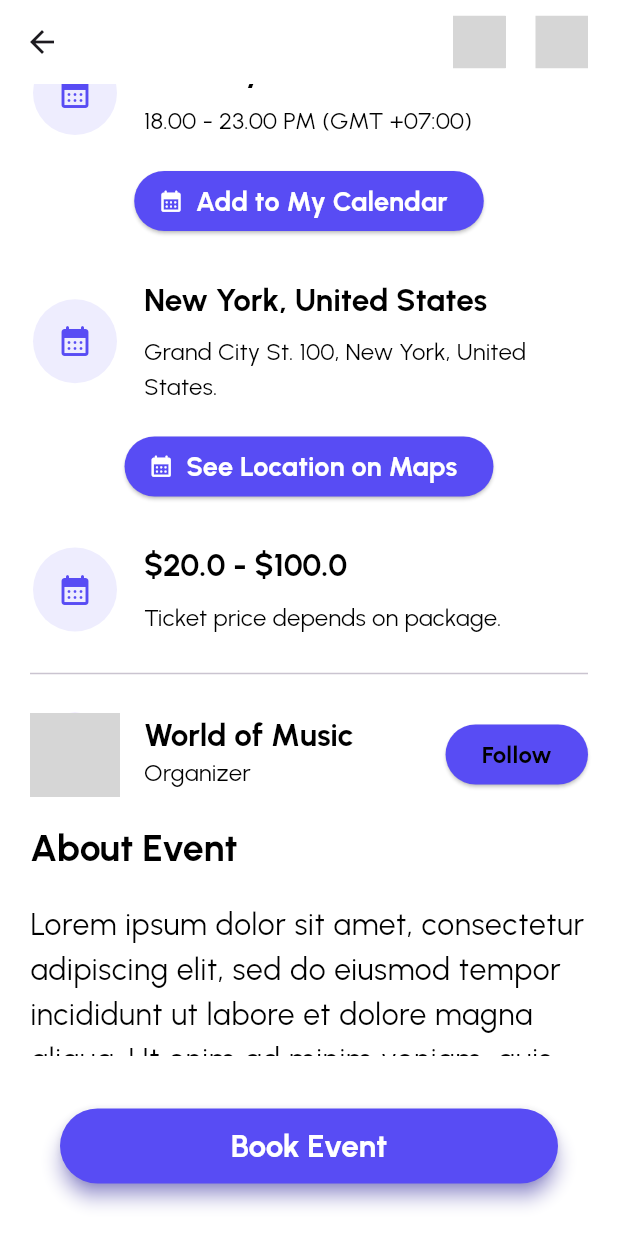
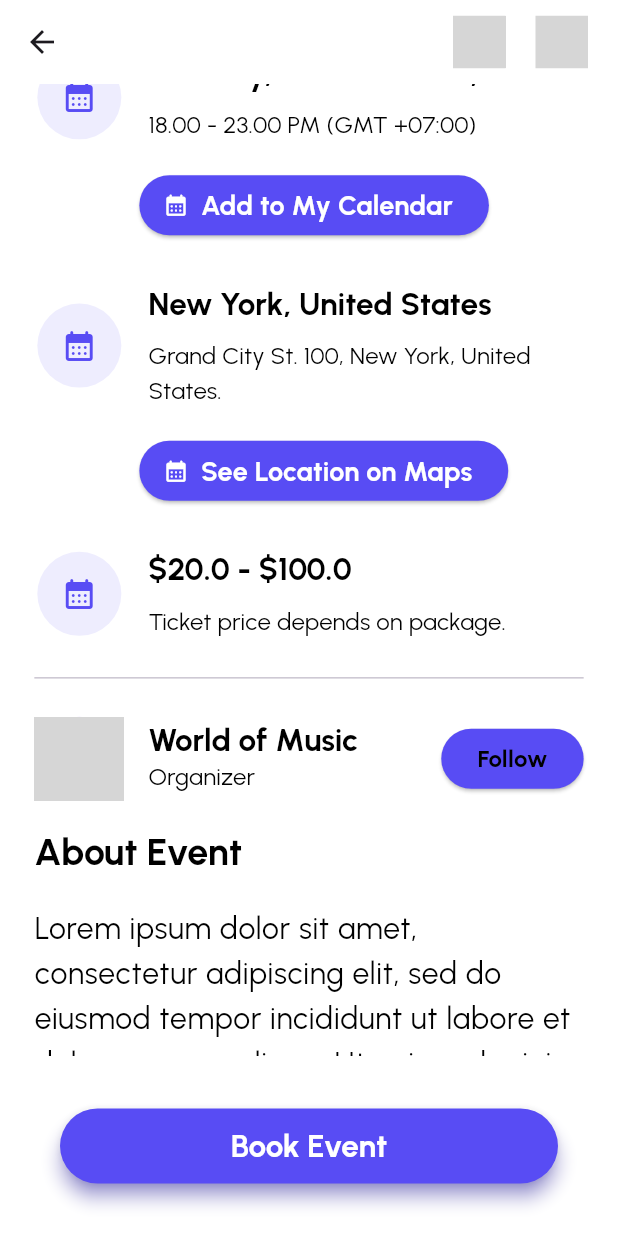
Before and after one commit to mernaislam/Evento-App, a Flutter app: the EventDetailsScreen screen opened directly, scrolled down 576 dp, on a phone screen of 412 x 824 dp. Run offline on Flutter 3.47's test engine with Material 3 defaults, Android fonts, the phone set to English and light mode, and no system bars; our stand-ins replace carousel_slider, cloud_firestore, firebase_auth, firebase_core, firebase_storage, flutter_riverpod and 5 more; accounts and stored records are empty; network calls fail; grey boxes are pictures that could not be loaded.

Commit message:
feat: Add responsive UI for all screen sizes

```diff
--- a/lib/features/event_details/ui/screens/event_details_screen.dart
+++ b/lib/features/event_details/ui/screens/event_details_screen.dart
@@ -7,9 +7,11 @@ import 'package:evento_app/features/event_details/ui/widgets/image_slider.dart';
 import 'package:evento_app/features/event_details/ui/widgets/initial_event_details.dart';
 import 'package:evento_app/features/event_details/ui/widgets/organizer_data.dart';
 import 'package:flutter/material.dart';
+import 'package:flutter_screenutil/flutter_screenutil.dart';
 
 class EventDetailsScreen extends StatelessWidget {
   const EventDetailsScreen({super.key});
+  // we are going to pass a event object here
 
   @override
   Widget build(BuildContext context) {
@@ -23,7 +25,7 @@ class EventDetailsScreen extends StatelessWidget {
             const ImageSlider(),
             const SizedBox(height: 10),
             Padding(
-              padding: const EdgeInsets.all(20),
+              padding: EdgeInsets.all(20.sp),
               child: Column(
                 crossAxisAlignment: CrossAxisAlignment.start,
                 children: [
--- a/lib/features/event_details/ui/widgets/custom_list_tile.dart
+++ b/lib/features/event_details/ui/widgets/custom_list_tile.dart
@@ -13,7 +13,9 @@ class CustomListTile extends StatelessWidget {
 
   @override
   Widget build(BuildContext context) {
-    return ListTile(
+    return MediaQuery(
+      data: const MediaQueryData(padding: EdgeInsets.zero),
+      child: ListTile(
         contentPadding: EdgeInsets.zero,
         leading: CircleAvatar(
           backgroundColor: Theme.of(context).secondaryHeaderColor,
@@ -36,6 +38,7 @@ class CustomListTile extends StatelessWidget {
           subTitle,
           style: Theme.of(context).textTheme.titleSmall,
         ),
+      ),
     );
   }
 }
--- a/lib/features/event_details/ui/widgets/event_description.dart
+++ b/lib/features/event_details/ui/widgets/event_description.dart
@@ -16,6 +16,16 @@ class _EventDescriptionState extends State<EventDescription> {
 
   @override
   Widget build(BuildContext context) {
+    return LayoutBuilder(builder: (context, constraints) {
+      final span = TextSpan(
+        text: widget.description,
+        style: Theme.of(context).textTheme.bodyLarge,
+      );
+      final tp = TextPainter(text: span, textDirection: TextDirection.ltr);
+      tp.layout(maxWidth: constraints.maxWidth);
+      final numLines = tp.computeLineMetrics().length;
+
+      if (numLines > 4) {
         return Column(
           crossAxisAlignment: CrossAxisAlignment.start,
           children: [
@@ -49,5 +59,59 @@ class _EventDescriptionState extends State<EventDescription> {
             )
           ],
         );
+      } else {
+        return Text(widget.description,
+            style: Theme.of(context).textTheme.bodyLarge);
+      }
+    });
+    // return Column(
+    //   crossAxisAlignment: CrossAxisAlignment.start,
+    //   children: [
+    //     LayoutBuilder(builder: (context, constraints) {
+    //       final span = TextSpan(
+    //         text: widget.description,
+    //         style: Theme.of(context).textTheme.bodyLarge,
+    //       );
+    //       final tp = TextPainter(text: span, textDirection: TextDirection.ltr);
+    //       tp.layout(maxWidth: constraints.maxWidth);
+    //       final numLines = tp.computeLineMetrics().length;
+    //       if (numLines > 4) {
+    //         // TODO: display the prompt message
+    //         return ColoredBox(color: Colors.red);
+    //       } else {
+    //         return Text(widget.description,
+    //             style: Theme.of(context).textTheme.bodyLarge);
+    //       }
+    //     }),
+    //     _readMore
+    //         ? Text(
+    //             widget.description,
+    //             style: Theme.of(context).textTheme.bodyLarge,
+    //           )
+    //         : Text(
+    //             widget.description,
+    //             style: Theme.of(context).textTheme.bodyLarge,
+    //             maxLines: 4,
+    //             overflow: TextOverflow.ellipsis,
+    //           ),
+    //     TextButton(
+    //       onPressed: () {
+    //         setState(() {
+    //           _readMore = !_readMore;
+    //         });
+    //       },
+    //       style: TextButton.styleFrom(
+    //         padding: EdgeInsets.zero,
+    //       ),
+    //       child: Text(
+    //         'Read ${_readMore ? 'less' : 'more'}...',
+    //         style: Theme.of(context)
+    //             .textTheme
+    //             .titleMedium!
+    //             .copyWith(color: Theme.of(context).primaryColor),
+    //       ),
+    //     )
+    //   ],
+    // );
   }
 }
--- a/lib/features/event_details/ui/widgets/image_slider.dart
+++ b/lib/features/event_details/ui/widgets/image_slider.dart
@@ -1,4 +1,5 @@
 import 'package:flutter/material.dart';
+import 'package:flutter_screenutil/flutter_screenutil.dart';
 import 'package:smooth_page_indicator/smooth_page_indicator.dart';
 import 'package:carousel_slider/carousel_slider.dart';
 
@@ -46,7 +47,7 @@ class _ImageSliderState extends State<ImageSlider> {
                 CarouselSlider(
                   items: _items,
                   options: CarouselOptions(
-                    height: 400,
+                    height: 400.spMin,
                     initialPage: 0,
                     autoPlay: true,
                     viewportFraction: 1,
--- a/lib/features/event_details/ui/widgets/initial_event_details.dart
+++ b/lib/features/event_details/ui/widgets/initial_event_details.dart
@@ -24,6 +24,7 @@ class InitialEventDetails extends StatelessWidget {
   @override
   Widget build(BuildContext context) {
     return Column(
+      crossAxisAlignment: CrossAxisAlignment.start,
       children: [
         // -------- Add Event Date here --------
         CustomListTile(
--- a/lib/features/event_details/ui/widgets/list_tile_button.dart
+++ b/lib/features/event_details/ui/widgets/list_tile_button.dart
@@ -9,7 +9,8 @@ class ListTileButton extends StatelessWidget {
 
   @override
   Widget build(BuildContext context) {
-    return Center(
+    return Padding(
+      padding: const EdgeInsets.only(left: 70),
       child: ElevatedButton.icon(
         onPressed: () {},
         style: ElevatedButton.styleFrom(
--- a/lib/features/event_details/ui/widgets/organizer_data.dart
+++ b/lib/features/event_details/ui/widgets/organizer_data.dart
@@ -5,7 +5,9 @@ class EventOrganizerData extends StatelessWidget {
 
   @override
   Widget build(BuildContext context) {
-    return ListTile(
+    return MediaQuery(
+      data: const MediaQueryData(padding: EdgeInsets.zero),
+      child: ListTile(
         contentPadding: EdgeInsets.zero,
         leading: const SizedBox(
           width: 60,
@@ -37,6 +39,7 @@ class EventOrganizerData extends StatelessWidget {
                 .copyWith(fontWeight: FontWeight.bold),
           ),
         ),
+      ),
     );
   }
 }
--- a/lib/main.dart
+++ b/lib/main.dart
@@ -4,6 +4,7 @@ import 'package:evento_app/features/auth/ui/screens/signup_screen.dart';
 import 'package:flutter/material.dart';
 import 'package:firebase_core/firebase_core.dart';
 import 'package:flutter_riverpod/flutter_riverpod.dart';
+import 'package:flutter_screenutil/flutter_screenutil.dart';
 
 void main() async {
   WidgetsFlutterBinding.ensureInitialized();
@@ -16,13 +17,15 @@ class EventoApp extends StatelessWidget {
 
   @override
   Widget build(BuildContext context) {
-    return MaterialApp(
+    return ScreenUtilInit(
+      child: MaterialApp(
         debugShowCheckedModeBanner: false,
         title: 'Evento App',
         themeMode: ThemeMode.system,
         theme: AppThemes.lightTheme,
         darkTheme: AppThemes.darkTheme,
         home: const SignupScreen(),
+      ),
     );
   }
 }
```
Also changed, not shown: pubspec.yaml (+3 -11 lines), pubspec.lock, 1 other file. Lines whose indentation alone changed are shown as unchanged.
